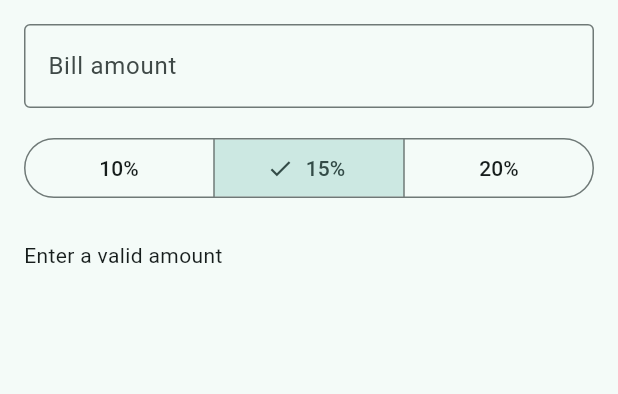
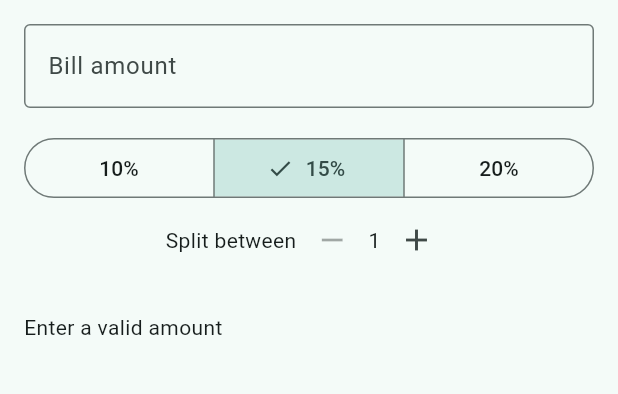
Before and after one commit to shanellamz/tip_calculator, a Flutter app: the screen it shows after launch, on a phone screen of 412 x 824 dp, the part 84-478 px from its top. Run offline on Flutter 3.47's test engine with Material 3 defaults, Android fonts, the phone set to English and light mode, and no system bars.

Commit message:
feat: split between people and update README

```diff
--- a/lib/main.dart
+++ b/lib/main.dart
@@ -36,6 +36,7 @@ class TipPage extends StatefulWidget {
 class _TipPageState extends State<TipPage> {
   final TextEditingController _billController = TextEditingController();
   int _percent = 15;
+  int _people = 1;
 
   @override
   void dispose() {
@@ -80,6 +81,22 @@ class _TipPageState extends State<TipPage> {
                 setState(() => _percent = selection.first);
               },
             ),
+            Row(
+              mainAxisAlignment: MainAxisAlignment.center,
+              children: [
+                const Text('Split between'),
+                IconButton(
+                  icon: const Icon(Icons.remove),
+                  onPressed:
+                      _people > 1 ? () => setState(() => _people--) : null,
+                ),
+                Text('$_people'),
+                IconButton(
+                  icon: const Icon(Icons.add),
+                  onPressed: () => setState(() => _people++),
+                ),
+              ],
+            ),
             const SizedBox(height: 24),
             if (result == null)
               const Text('Enter a valid amount')
@@ -92,6 +109,10 @@ class _TipPageState extends State<TipPage> {
                 'Total: ${result.total.toStringAsFixed(2)}',
                 style: Theme.of(context).textTheme.titleLarge,
               ),
+              Text(
+                'Per person: ${(result.total / _people).toStringAsFixed(2)}',
+                style: Theme.of(context).textTheme.titleLarge,
+              ),
             ],
           ],
         ),
```
Also changed, not shown: Screenshot1.png (added), Screenshot2.png (added), screenshot.png, 1 other file.
